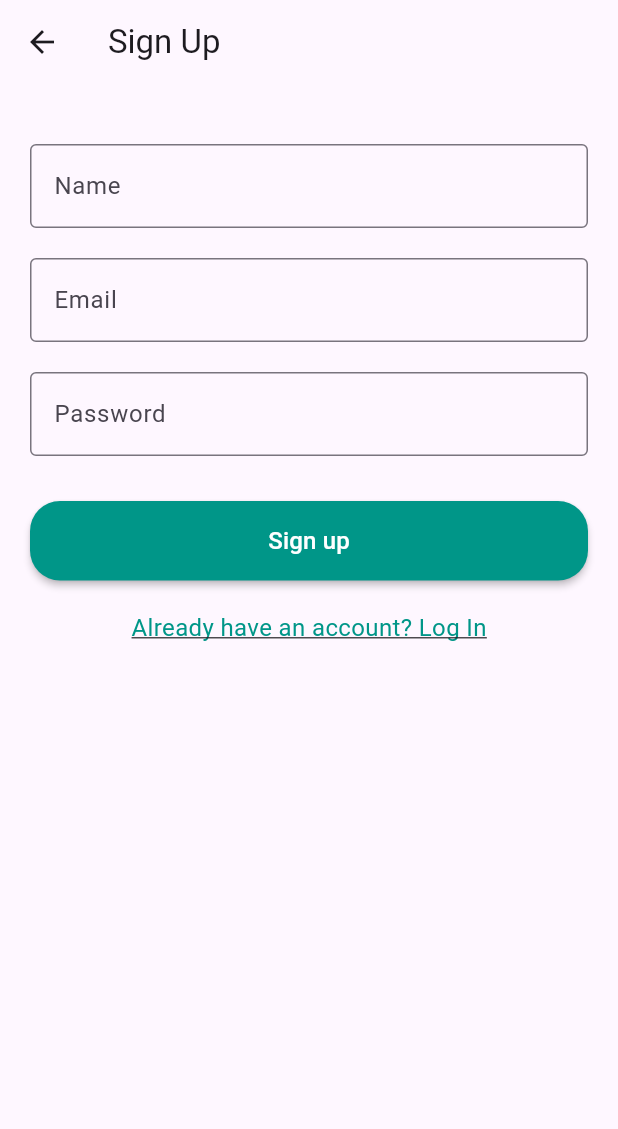
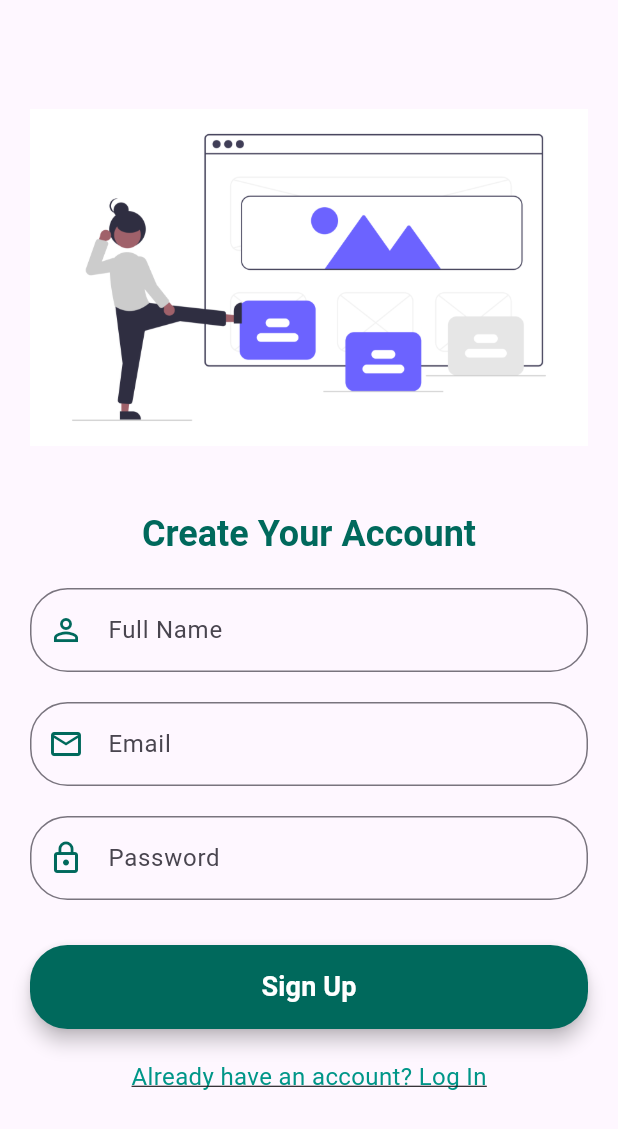
Before and after one commit to AbdelrahmanKhaled18/hedeyty_project, a Flutter app: the screen it shows after launch, after a tap on "Sign Up", on a phone screen of 412 x 824 dp. Shown: the top 1129 px of the screen. Run offline on Flutter 3.47's test engine with Material 3 defaults, Android fonts, the phone set to English and light mode, and no system bars; our stand-ins replace animated_splash_screen, cloud_firestore, firebase_auth, firebase_core, google_fonts, lottie and 1 more; accounts and stored records are empty; network calls fail.

Commit message:
enhancing ui

```diff
--- a/lib/screens/auth/signup_screen.dart
+++ b/lib/screens/auth/signup_screen.dart
@@ -1,5 +1,4 @@
 import 'dart:convert';
-
 import 'package:crypto/crypto.dart';
 import 'package:flutter/material.dart';
 import 'package:firebase_auth/firebase_auth.dart';
@@ -33,21 +32,18 @@ class _SignUpScreenState extends State<SignUpScreen> {
     });
 
     try {
-      // Create user with Firebase Auth
-      UserCredential userCredential = await _auth.createUserWithEmailAndPassword(
+      UserCredential userCredential =
+          await _auth.createUserWithEmailAndPassword(
         email: _emailController.text.trim(),
         password: _passwordController.text.trim(),
       );
 
       userCredential.user?.updateDisplayName(_nameController.text.trim());
 
-      // Hash password securely using SHA-256
       final hashedPassword = _hashPassword(_passwordController.text.trim());
 
-      // Save user data to Firestore
-      await _saveUserDataToFirestore(userCredential.user);
+      await _saveUserDataToFirestore(userCredential.user, hashedPassword);
 
-      // Create local user model
       UserModel localUser = UserModel(
         name: _nameController.text.trim(),
         email: _emailController.text.trim(),
@@ -55,20 +51,14 @@ class _SignUpScreenState extends State<SignUpScreen> {
         firestoreId: userCredential.user!.uid,
       );
 
-      // Save user data locally using SQLite
       await UserDAO().insertUser(localUser);
 
-      // Navigate to the next screen
       Navigator.pushReplacement(
         context,
-        MaterialPageRoute(
-          builder: (context) => const TabsScreen(),
-        ),
+        _customPageRoute(const TabsScreen()),
       );
     } on FirebaseAuthException catch (e) {
       _showErrorSnackbar(e.message ?? 'Sign-up failed');
-    } catch (dbError) {
-      _showErrorSnackbar('Failed to save data locally');
     } finally {
       setState(() {
         _isLoading = false;
@@ -76,24 +66,21 @@ class _SignUpScreenState extends State<SignUpScreen> {
     }
   }
 
-// Function to hash password using SHA-256
   String _hashPassword(String password) {
-    final bytes = utf8.encode(password);  // Convert password to UTF-8 bytes
-    final digest = sha256.convert(bytes); // Generate SHA-256 hash
-    return digest.toString();             // Convert hash to string
+    final bytes = utf8.encode(password);
+    final digest = sha256.convert(bytes);
+    return digest.toString();
   }
 
-  Future<void> _saveUserDataToFirestore(User? user) async {
+  Future<void> _saveUserDataToFirestore(
+      User? user, String hashedPassword) async {
     if (user == null) return;
-
-    // Hash the password before saving
-    final hashedPassword = _hashPassword(_passwordController.text.trim());
 
     await FirebaseFirestore.instance.collection('users').doc(user.uid).set({
       'uid': user.uid,
       'name': _nameController.text.trim(),
       'email': _emailController.text.trim(),
-      'password': hashedPassword,  // Store the hashed password securely
+      'password': hashedPassword,
     });
   }
 
@@ -106,99 +93,90 @@ class _SignUpScreenState extends State<SignUpScreen> {
   @override
   Widget build(BuildContext context) {
     return Scaffold(
-      appBar: AppBar(
-        title: const Text('Sign Up'),
-      ),
       body: Padding(
-        padding: const EdgeInsets.all(20.0),
+        padding: const EdgeInsets.symmetric(horizontal: 20, vertical: 60),
         child: SingleChildScrollView(
           child: Form(
             key: _formKey,
             child: Column(
               mainAxisAlignment: MainAxisAlignment.center,
-              crossAxisAlignment: CrossAxisAlignment.start,
               children: [
-                const SizedBox(height: 20),
-                TextFormField(
-                  controller: _nameController,
-                  decoration: const InputDecoration(
-                    labelText: 'Name',
-                    border: OutlineInputBorder(),
+                AnimatedOpacity(
+                  opacity: 1.0,
+                  duration: const Duration(seconds: 2),
+                  child: Image.asset(
+                    'assets/signup.png',
+                    height: 250,
                   ),
-                  validator: (value) {
-                    if (value == null || value.isEmpty) {
-                      return 'Please enter your name';
-                    }
-                    return null;
-                  },
+                ),
+                const SizedBox(height: 30),
+                Text(
+                  'Create Your Account',
+                  style: Theme.of(context).textTheme.headlineSmall!.copyWith(
+                        fontWeight: FontWeight.bold,
+                        color: Colors.teal.shade800,
+                      ),
                 ),
                 const SizedBox(height: 20),
-                TextFormField(
-                  keyboardType: TextInputType.emailAddress,
-                  controller: _emailController,
-                  decoration: const InputDecoration(
-                    labelText: 'Email',
-                    border: OutlineInputBorder(),
-                  ),
-                  validator: (value) {
-                    if (value == null || value.isEmpty) {
-                      return 'Please enter your email';
-                    }
-                    if (!RegExp(r'^[^@]+@[^@]+\.[^@]+').hasMatch(value)) {
-                      return 'Please enter a valid email address';
-                    }
-                    return null;
-                  },
+                _buildTextField(
+                  controller: _nameController,
+                  labelText: 'Full Name',
+                  hintText: 'Enter your name',
+                  icon: Icons.person_outline,
+                  isObscured: false,
                 ),
                 const SizedBox(height: 20),
-                TextFormField(
+                _buildTextField(
+                  controller: _emailController,
+                  labelText: 'Email',
+                  hintText: 'Enter your email',
+                  icon: Icons.email_outlined,
+                  isObscured: false,
+                ),
+                const SizedBox(height: 20),
+                _buildTextField(
                   controller: _passwordController,
-                  obscureText: true,
-                  decoration: const InputDecoration(
                   labelText: 'Password',
-                    border: OutlineInputBorder(),
-                  ),
-                  validator: (value) {
-                    if (value == null || value.isEmpty) {
-                      return 'Please enter your password';
-                    }
-                    if (value.length < 6) {
-                      return 'Password must be at least 6 characters long';
-                    }
-                    return null;
-                  },
+                  hintText: 'Enter your password',
+                  icon: Icons.lock_outline,
+                  isObscured: true,
                 ),
                 const SizedBox(height: 30),
-                SizedBox(
+                AnimatedContainer(
+                  duration: const Duration(milliseconds: 800),
+                  curve: Curves.easeInOut,
+                  child: SizedBox(
                     width: double.infinity,
                     child: ElevatedButton(
                       onPressed: _isLoading ? null : _signUp,
                       style: ElevatedButton.styleFrom(
                         padding: const EdgeInsets.symmetric(vertical: 15),
-                      backgroundColor: Colors.teal,
+                        backgroundColor: Colors.teal.shade800,
                         shape: RoundedRectangleBorder(
-                        borderRadius: BorderRadius.circular(20),
+                          borderRadius: BorderRadius.circular(25),
                         ),
-                      elevation: 2,
+                        elevation: 5,
                       ),
                       child: _isLoading
                           ? const CircularProgressIndicator(
                               color: Colors.white,
                             )
                           : const Text(
-                            'Sign up',
+                              'Sign Up',
                               style: TextStyle(
-                              fontSize: 16,
-                              fontWeight: FontWeight.w500,
+                                fontSize: 18,
+                                fontWeight: FontWeight.w600,
                                 color: Colors.white,
                               ),
                             ),
                     ),
                   ),
+                ),
                 const SizedBox(height: 20),
-                Center(
-                  child: GestureDetector(
-                    onTap: () => Navigator.pop(context),
+                GestureDetector(
+                  onTap: () {
+                    Navigator.pop(context);
+                  },
                   child: const Text(
                     "Already have an account? Log In",
                     style: TextStyle(
@@ -208,7 +186,7 @@ class _SignUpScreenState extends State<SignUpScreen> {
                     ),
                   ),
                 ),
-                ),
+                const SizedBox(height: 20),
               ],
             ),
           ),
@@ -216,4 +194,63 @@ class _SignUpScreenState extends State<SignUpScreen> {
       ),
     );
   }
+
+  Widget _buildTextField({
+    required TextEditingController controller,
+    required String labelText,
+    required String hintText,
+    required IconData icon,
+    required bool isObscured,
+  }) {
+    return TextFormField(
+      controller: controller,
+      obscureText: isObscured,
+      decoration: InputDecoration(
+        labelText: labelText,
+        hintText: hintText,
+        prefixIcon: Icon(icon, color: Colors.teal.shade800),
+        border: OutlineInputBorder(
+          borderRadius: BorderRadius.circular(25),
+        ),
+        focusedBorder: OutlineInputBorder(
+          borderRadius: BorderRadius.circular(25),
+          borderSide: BorderSide(
+            color: Colors.teal.shade800,
+            width: 2,
+          ),
+        ),
+      ),
+      validator: (value) {
+        if (value == null || value.isEmpty) {
+          return 'Please enter $labelText';
         }
+        if (labelText == 'Email' &&
+            !RegExp(r'^[^@]+@[^@]+\.[^@]+').hasMatch(value)) {
+          return 'Please enter a valid email';
+        }
+        if (labelText == 'Password' && value.length < 6) {
+          return 'Password must be at least 6 characters';
+        }
+        return null;
+      },
+    );
+  }
+
+  PageRouteBuilder _customPageRoute(Widget page) {
+    return PageRouteBuilder(
+      pageBuilder: (context, animation, secondaryAnimation) => page,
+      transitionsBuilder: (context, animation, secondaryAnimation, child) {
+        const begin = Offset(1.0, 0.0);
+        const end = Offset.zero;
+        const curve = Curves.easeInOut;
+
+        var tween = Tween(begin: begin, end: end).chain(
+          CurveTween(curve: curve),
+        );
+
+        var offsetAnimation = animation.drive(tween);
+        return SlideTransition(position: offsetAnimation, child: child);
+      },
+    );
+  }
+}
--- a/lib/screens/auth/start_screen.dart
+++ b/lib/screens/auth/start_screen.dart
@@ -1,7 +1,6 @@
 import 'package:flutter/material.dart';
 import 'package:yarb/screens/auth/signup_screen.dart';
-
-import 'login_screen.dart';
+import 'package:yarb/screens/auth/login_screen.dart';
 
 class StartScreen extends StatelessWidget {
   const StartScreen({super.key});
@@ -14,8 +13,11 @@ class StartScreen extends StatelessWidget {
         child: Column(
           mainAxisAlignment: MainAxisAlignment.center,
           children: [
-          // Image or Illustration Placeholder
-          Center(
+            // Animated Gift Image with Fade Transition
+            AnimatedScale(
+              scale: 1.2,
+              duration: const Duration(seconds: 2),
+              curve: Curves.easeInOut,
               child: Image.asset(
                 'assets/Gift_Box_Explode.gif', // Replace with your image path
                 height: 250,
@@ -25,61 +27,98 @@ class StartScreen extends StatelessWidget {
             ),
             const SizedBox(height: 30),
 
-          // Description Text
-          Text('Join Hedieaty today to Enjoy the Community of gifts',
+            // Description Text with Fade-In Animation
+            AnimatedOpacity(
+              opacity: 1.0,
+              duration: const Duration(seconds: 2),
+              child: Text(
+                'Join Hedieaty Today!\nEnjoy a Community of Gifts',
                 textAlign: TextAlign.center,
-              style: Theme.of(context).textTheme.titleLarge),
+                style: Theme.of(context).textTheme.headlineMedium!.copyWith(
+                  fontWeight: FontWeight.bold,
+                  color: Colors.teal.shade700,
+                ),
+              ),
+            ),
             const SizedBox(height: 40),
 
-          // Login Button
-          ElevatedButton(
+            // Login Button with Scale Animation
+            AnimatedContainer(
+              duration: const Duration(milliseconds: 600),
+              curve: Curves.easeInOut,
+              child: ElevatedButton(
                 onPressed: () {
                   Navigator.push(
                     context,
-                MaterialPageRoute(builder: (context) => const LoginScreen()),
+                    _customPageRoute(const LoginScreen()),
                   );
                 },
                 style: ElevatedButton.styleFrom(
-              padding:
-                  const EdgeInsets.symmetric(horizontal: 100, vertical: 15),
-              backgroundColor: Colors.teal,
-              shape: RoundedRectangleBorder(
-                borderRadius: BorderRadius.circular(30),
-              ), // Adjust color to match the design
-            ),
-            child: const Text(
-              'Log In',
-              style: TextStyle(fontSize: 18),
-            ),
-          ),
-          const SizedBox(height: 20),
-
-          // Sign Up Button
-          OutlinedButton(
-            onPressed: () {
-              Navigator.push(
-                  context,
-                  MaterialPageRoute(
-                      builder: (context) => const SignUpScreen()));
-            },
-            style: OutlinedButton.styleFrom(
-              padding:
-                  const EdgeInsets.symmetric(horizontal: 100, vertical: 15),
+                  padding: const EdgeInsets.symmetric(
+                      horizontal: 100, vertical: 15),
+                  backgroundColor: Colors.teal.shade800,
                   shape: RoundedRectangleBorder(
                     borderRadius: BorderRadius.circular(30),
                   ),
                 ),
                 child: const Text(
-              'Sign Up',
-              style: TextStyle(
-                fontSize: 18,
-                color: Colors.black,
+                  'Log In',
+                  style: TextStyle(fontSize: 18, color: Colors.white),
                 ),
               ),
             ),
             const SizedBox(height: 20),
+
+            // Sign-Up Button with Border and Color Animation
+            AnimatedContainer(
+              duration: const Duration(milliseconds: 600),
+              curve: Curves.easeInOut,
+              child: OutlinedButton(
+                onPressed: () {
+                  Navigator.push(
+                    context,
+                    _customPageRoute(const SignUpScreen()),
+                  );
+                },
+                style: OutlinedButton.styleFrom(
+                  padding: const EdgeInsets.symmetric(
+                      horizontal: 100, vertical: 15),
+                  side: BorderSide(color: Colors.teal.shade800, width: 2),
+                  shape: RoundedRectangleBorder(
+                    borderRadius: BorderRadius.circular(30),
+                  ),
+                ),
+                child: Text(
+                  'Sign Up',
+                  style: TextStyle(
+                    fontSize: 18,
+                    color: Colors.teal.shade800,
+                  ),
+                ),
+              ),
+            ),
           ],
         ),
-    ));
+      ),
+    );
+  }
+
+  // Custom Page Route for Smooth Transitions
+  PageRouteBuilder _customPageRoute(Widget page) {
+    return PageRouteBuilder(
+      pageBuilder: (context, animation, secondaryAnimation) => page,
+      transitionsBuilder: (context, animation, secondaryAnimation, child) {
+        const begin = Offset(0.0, 1.0);
+        const end = Offset.zero;
+        const curve = Curves.easeInOut;
+
+        var tween = Tween(begin: begin, end: end).chain(
+          CurveTween(curve: curve),
+        );
+
+        var offsetAnimation = animation.drive(tween);
+        return SlideTransition(position: offsetAnimation, child: child);
+      },
+    );
   }
 }
--- a/lib/screens/splash_screen.dart
+++ b/lib/screens/splash_screen.dart
@@ -8,31 +8,46 @@ class SplashScreen extends StatelessWidget {
 
   @override
   Widget build(BuildContext context) {
-    return AnimatedSplashScreen(
+    return Scaffold(
+      body: AnimatedSplashScreen(
         splash: Column(
           mainAxisAlignment: MainAxisAlignment.center,
-        crossAxisAlignment: CrossAxisAlignment.center,
           children: [
-          Center(
-            child: SizedBox(
-              width: 300, // Set a specific width
-              height: 300, // Set a specific height
-              child: LottieBuilder.asset(
+            // Lottie Animation without a Circle
+            Lottie.asset(
               "assets/Lottie/Animation - 1729767849417.json",
+              width: 300,
+              height: 300,
+              fit: BoxFit.contain,
+            ),
+            const SizedBox(height: 30),
+
+            // Welcome Text
+            Text(
+              "Welcome to Hedieaty",
+              style: Theme.of(context).textTheme.headlineSmall!.copyWith(
+                fontWeight: FontWeight.bold,
+                color: Colors.teal.shade700,
               ),
             ),
-          ),
-          const SizedBox(height: 20), // Add some space between animation and text
+            const SizedBox(height: 10),
+
+            // Subtitle Text
             Text(
-            "Welcome to Hedieaty",
-            style: Theme.of(context).textTheme.titleLarge!.copyWith(
-              fontWeight: FontWeight.bold,
+              "Make every gift special!",
+              style: Theme.of(context).textTheme.titleMedium!.copyWith(
+                color: Colors.grey.shade600,
               ),
             ),
           ],
         ),
+        backgroundColor: Colors.white,
         splashIconSize: 400,
         nextScreen: const StartScreen(),
+        splashTransition: SplashTransition.fadeTransition,
+        animationDuration: const Duration(seconds: 3),
+        duration: 4000,
+      ),
     );
   }
 }
--- a/pubspec.yaml
+++ b/pubspec.yaml
@@ -79,6 +79,8 @@ flutter:
       - assets/gift.webp
       - assets/Gift_Box_Explode.gif
       - assets/avatar.jpg
+      - assets/undraw_happy-birthday_lmk0.png
+      - assets/signup.png
 
   # An image asset can refer to one or more resolution-specific "variants", see
   # https://flutter.dev/to/resolution-aware-images
```
Also changed, not shown: lib/screens/auth/login_screen.dart (+111 -51 lines), assets/signup.png (added), assets/undraw_happy-birthday_lmk0.png (added), 2 other files. Lines whose indentation alone changed are shown as unchanged.
